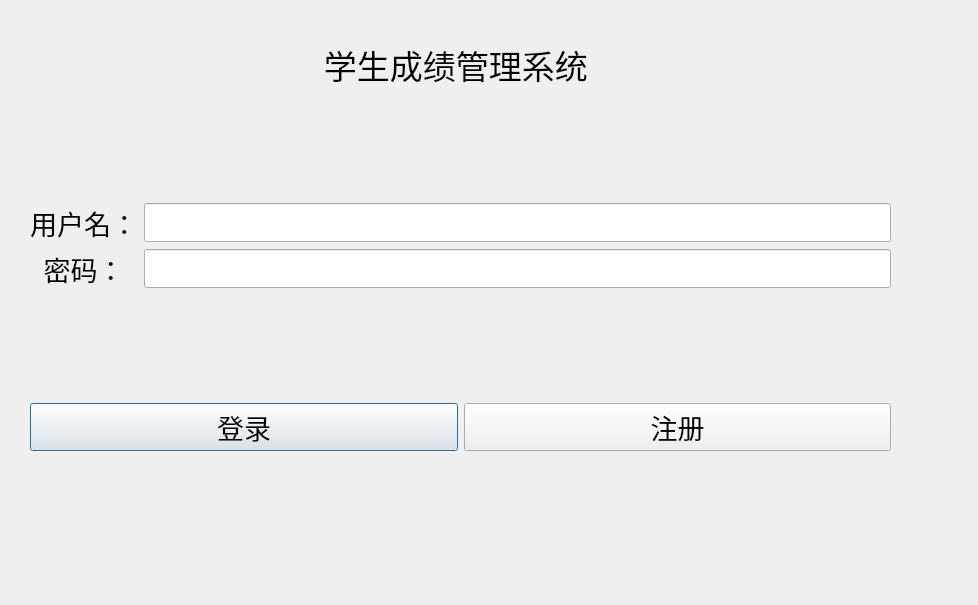
Old version of the form loginwindow.ui in the repository huiliyi-lmf/StudentScoreManagement.
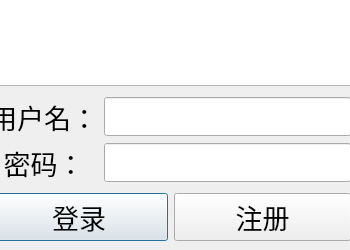
New version of the form. Icons and pictures are not drawn.

Diff of the .ui file:
```diff
--- a/loginwindow.ui
+++ b/loginwindow.ui
@@ -6,41 +6,42 @@
    <rect>
     <x>0</x>
     <y>0</y>
-    <width>978</width>
-    <height>605</height>
+    <width>350</width>
+    <height>250</height>
    </rect>
   </property>
+  <property name="minimumSize">
+   <size>
+    <width>350</width>
+    <height>250</height>
+   </size>
+  </property>
+  <property name="maximumSize">
+   <size>
+    <width>350</width>
+    <height>250</height>
+   </size>
+  </property>
   <property name="windowTitle">
    <string>LoginWindow</string>
   </property>
   <widget class="QWidget" name="verticalLayoutWidget">
    <property name="geometry">
     <rect>
-     <x>30</x>
-     <y>40</y>
-     <width>861</width>
-     <height>411</height>
+     <x>-10</x>
+     <y>-10</y>
+     <width>361</width>
+     <height>251</height>
     </rect>
    </property>
    <layout class="QVBoxLayout" name="verticalLayout">
     <item>
-     <widget class="QLabel" name="label">
-      <property name="maximumSize">
-       <size>
-        <width>16777215</width>
-        <height>16777215</height>
-       </size>
+     <widget class="QGraphicsView" name="graphicsView">
+      <property name="autoFillBackground">
+       <bool>false</bool>
       </property>
-      <property name="font">
-       <font>
-        <pointsize>25</pointsize>
-       </font>
-      </property>
-      <property name="text">
-       <string>学生成绩管理系统 </string>
-      </property>
-      <property name="alignment">
-       <set>Qt::AlignmentFlag::AlignCenter</set>
+      <property name="styleSheet">
+       <string notr="true">border-image: url(:/jpg/images/login.jpg);</string>
       </property>
      </widget>
     </item>
@@ -55,38 +56,29 @@
       <property name="sizeHint" stdset="0">
        <size>
         <width>20</width>
-        <height>40</height>
+        <height>100</height>
        </size>
       </property>
      </spacer>
     </item>
     <item>
      <layout class="QGridLayout" name="gridLayout">
-      <item row="1" column="0">
-       <widget class="QLabel" name="code">
+      <item row="0" column="0">
+       <widget class="QLabel" name="Username">
         <property name="font">
          <font>
           <pointsize>20</pointsize>
          </font>
         </property>
         <property name="text">
-         <string>密码：</string>
+         <string>用户名：</string>
         </property>
         <property name="alignment">
          <set>Qt::AlignmentFlag::AlignCenter</set>
         </property>
        </widget>
       </item>
-      <item row="0" column="1">
-       <widget class="QLineEdit" name="userNameEdit">
-        <property name="font">
-         <font>
-          <pointsize>20</pointsize>
-         </font>
-        </property>
-       </widget>
-      </item>
-      <item row="1" column="1">
+      <item row="3" column="1">
        <widget class="QLineEdit" name="passwordEdit">
         <property name="font">
          <font>
@@ -98,23 +90,58 @@
         </property>
        </widget>
       </item>
-      <item row="0" column="0">
-       <widget class="QLabel" name="Username">
+      <item row="0" column="1">
+       <widget class="QLineEdit" name="userNameEdit">
+        <property name="font">
+         <font>
+          <pointsize>20</pointsize>
+         </font>
+        </property>
+       </widget>
+      </item>
+      <item row="3" column="0">
+       <widget class="QLabel" name="code">
         <property name="font">
          <font>
           <pointsize>20</pointsize>
          </font>
         </property>
         <property name="text">
-         <string>用户名：</string>
+         <string>密码：</string>
         </property>
         <property name="alignment">
          <set>Qt::AlignmentFlag::AlignCenter</set>
         </property>
        </widget>
       </item>
+      <item row="1" column="0">
+       <spacer name="verticalSpacer_4">
+        <property name="orientation">
+         <enum>Qt::Orientation::Vertical</enum>
+        </property>
+        <property name="sizeHint" stdset="0">
+         <size>
+          <width>20</width>
+          <height>80</height>
+         </size>
+        </property>
+       </spacer>
+      </item>
      </layout>
     </item>
+    <item>
+     <spacer name="verticalSpacer_3">
+      <property name="orientation">
+       <enum>Qt::Orientation::Vertical</enum>
+      </property>
+      <property name="sizeHint" stdset="0">
+       <size>
+        <width>20</width>
+        <height>100</height>
+       </size>
+      </property>
+     </spacer>
+    </item>
     <item>
      <spacer name="verticalSpacer">
       <property name="orientation">
```
Left out of the diff: 10 changed lines with no effect on the pictures.
